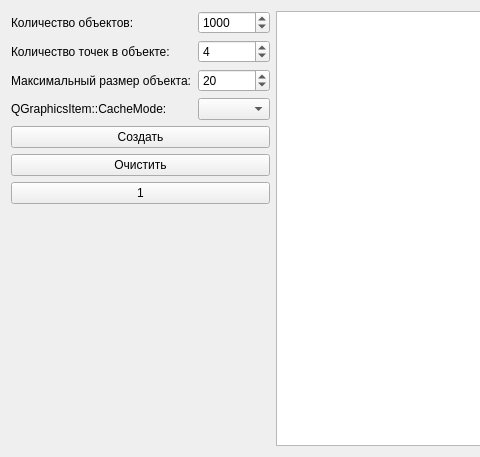
Before: the Qt Designer form form.ui in kuznetsov-m/QGraphicsView-peformance-test, drawn with Qt 5; both pictures show x 0 to 480 and y 0 to 457 of the 979 by 457 pixel window.
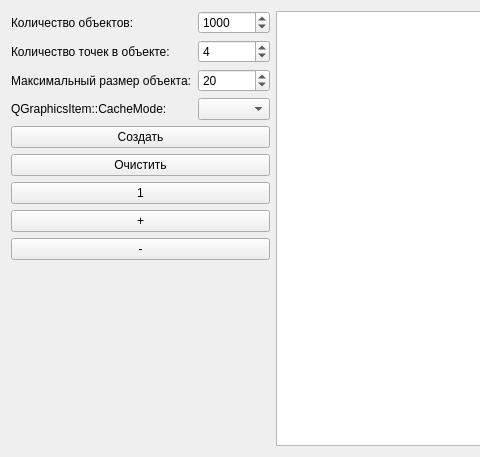
After: the same form once the commit is applied.

```diff
--- a/form.ui
+++ b/form.ui
@@ -101,6 +101,20 @@
        </property>
       </widget>
      </item>
+     <item row="7" column="0" colspan="2">
+      <widget class="QPushButton" name="pbScalePlus">
+       <property name="text">
+        <string>+</string>
+       </property>
+      </widget>
+     </item>
+     <item row="8" column="0" colspan="2">
+      <widget class="QPushButton" name="pbScaleMinus">
+       <property name="text">
+        <string>-</string>
+       </property>
+      </widget>
+     </item>
     </layout>
    </item>
    <item>
```
